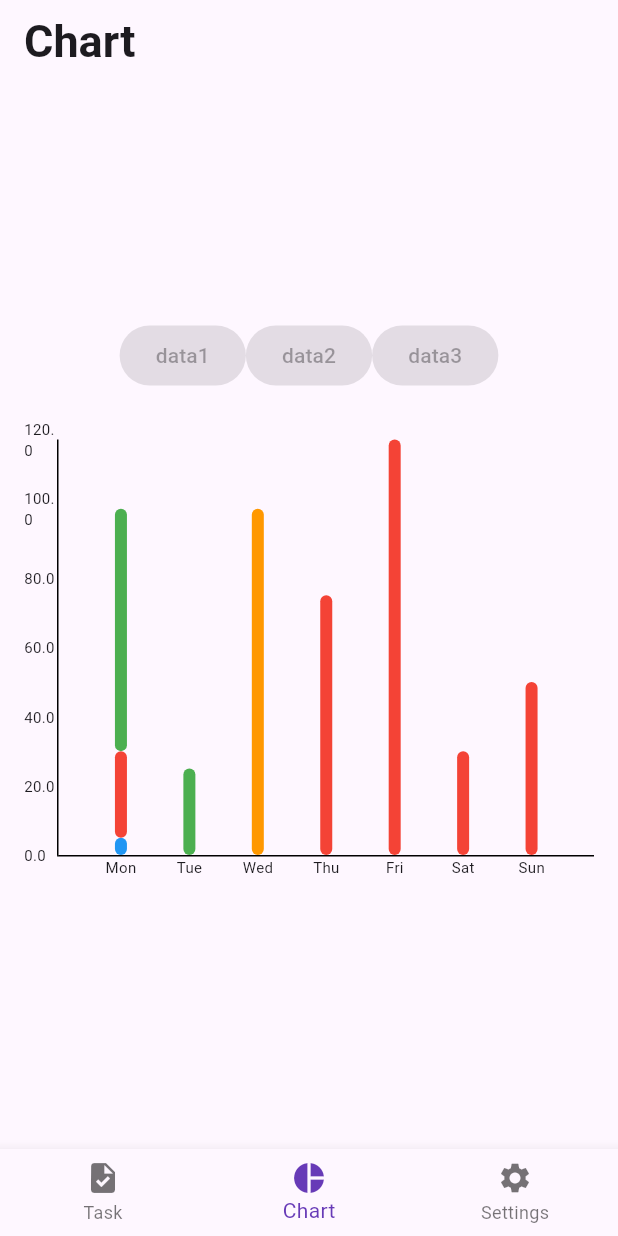
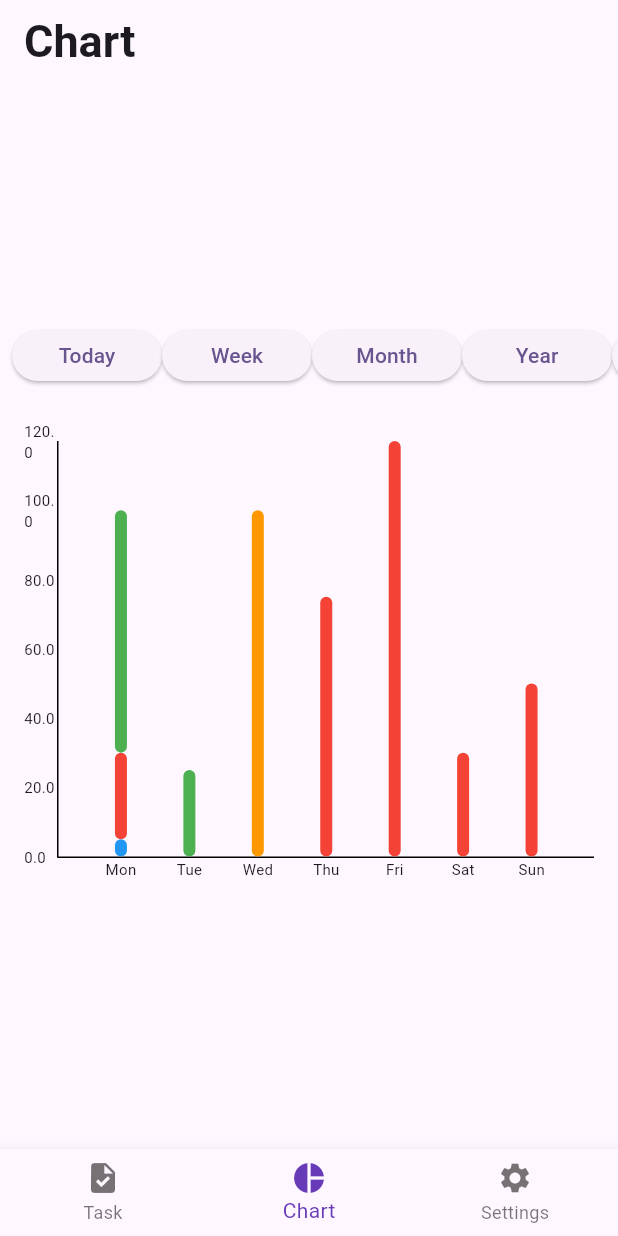
Before and after one commit to liulichen0603/daily-completion, a Flutter app: the screen it shows after launch, item 2 of the bottom bar chosen, on a phone screen of 412 x 824 dp. Run offline on Flutter 3.47's test engine with Material 3 defaults, Android fonts, the light colour scheme and no system bars; drawn by our look-alikes of fl_chart.

Commit message:
update impl for chart tab

```diff
--- a/lib/ui/chart_tab.dart
+++ b/lib/ui/chart_tab.dart
@@ -12,6 +12,8 @@ enum TimePeriodSelect {
   total,
 }
 
+typedef TimePeriodButtonCallback = void Function(TimePeriodSelect timePeriod);
+
 class ChartTab extends StatefulWidget {
   const ChartTab({super.key, required this.taskModelStorage});
 
@@ -22,16 +24,24 @@ class ChartTab extends StatefulWidget {
 }
 
 class _ChartTabState extends State<ChartTab> {
-  final TimePeriodSelect _timePeriodSelect = TimePeriodSelect.day;
+  TimePeriodSelect _timePeriodSelect = TimePeriodSelect.total;
+  TimePeriodButtonCallback _buttonCallback = (timePeriod) {};
+
+  @override
+  void initState() {
+    super.initState();
+    _buttonCallback = (timePeriod) {
+      setState(() {
+        _timePeriodSelect = timePeriod;
+      });
+    };
+  }
 
   Future<List<TaskInfo>> _readTaskList() async {
     return await widget.taskModelStorage.readTaskList();
   }
 
-  Future<List<int>> _getGroupData() async {
-    List<TaskInfo> taskList = await _readTaskList();
-    List<int> groupData = [];
-
+  Future<Map<int, List<TaskInfo>>> _getGroupData() async {
     Function dateComparison = <bool>(DateTime dt1, DateTime dt2) => true;
     switch (_timePeriodSelect) {
       case TimePeriodSelect.day:
@@ -52,26 +62,32 @@ class _ChartTabState extends State<ChartTab> {
     }
 
     DateTime now = DateTime.now();
+    List<TaskInfo> taskList = await _readTaskList();
+    Map<int, List<TaskInfo>> groupData = {};
 
-    taskList.forEach((task) {
+    for (var task in taskList) {
       if (dateComparison(now, task.createdTime)) {
-        groupData.add(task.id);
+        int catagoryId = task.catagory.id;
+        if (!groupData.containsKey(catagoryId)) {
+          groupData[catagoryId] = [];
+        }
+        groupData[catagoryId]!.add(task);
       }
-    });
+    }
 
     return groupData;
   }
 
   @override
   Widget build(BuildContext context) {
-    return const Column(
+    return Column(
       mainAxisAlignment: MainAxisAlignment.center,
       children: [
-        TimePeriodSelection(),
-        SizedBox(
+        TimePeriodSelection(onTimePeriodSelected: _buttonCallback),
+        const SizedBox(
           height: 16.0,
         ),
-        BarChartView(),
+        const BarChartView(),
       ],
     );
   }
@@ -80,26 +96,73 @@ class _ChartTabState extends State<ChartTab> {
 class TimePeriodSelection extends StatelessWidget {
   const TimePeriodSelection({
     super.key,
+    required this.onTimePeriodSelected,
   });
+
+  final TimePeriodButtonCallback onTimePeriodSelected;
 
   @override
   Widget build(BuildContext context) {
-    return const Row(
-      mainAxisAlignment: MainAxisAlignment.center,
-      children: [
-        ElevatedButton(
-          onPressed: null,
-          child: Text('data1'),
-        ),
-        ElevatedButton(
-          onPressed: null,
-          child: Text('data2'),
-        ),
-        ElevatedButton(
-          onPressed: null,
-          child: Text('data3'),
-        ),
-      ],
+    return SizedBox(
+      height: 50,
+      child: ListView(
+        scrollDirection: Axis.horizontal,
+        padding: const EdgeInsets.all(8),
+        children: <Widget>[
+          SelectTimePeriodButton(
+            onTimePeriodSelected: onTimePeriodSelected,
+            selectType: TimePeriodSelect.day,
+            buttonText: 'Today',
+          ),
+          SelectTimePeriodButton(
+            onTimePeriodSelected: onTimePeriodSelected,
+            selectType: TimePeriodSelect.week,
+            buttonText: 'Week',
+          ),
+          SelectTimePeriodButton(
+            onTimePeriodSelected: onTimePeriodSelected,
+            selectType: TimePeriodSelect.month,
+            buttonText: 'Month',
+          ),
+          SelectTimePeriodButton(
+            onTimePeriodSelected: onTimePeriodSelected,
+            selectType: TimePeriodSelect.year,
+            buttonText: 'Year',
+          ),
+          SelectTimePeriodButton(
+            onTimePeriodSelected: onTimePeriodSelected,
+            selectType: TimePeriodSelect.total,
+            buttonText: 'Total',
+          ),
+        ],
+      ),
+    );
+  }
+}
+
+class SelectTimePeriodButton extends StatelessWidget {
+  const SelectTimePeriodButton({
+    super.key,
+    required this.onTimePeriodSelected,
+    required this.selectType,
+    required this.buttonText,
+  });
+
+  final TimePeriodButtonCallback onTimePeriodSelected;
+  final TimePeriodSelect selectType;
+  final String buttonText;
+
+  @override
+  Widget build(BuildContext context) {
+    return SizedBox(
+      height: 40,
+      width: 100,
+      child: ElevatedButton(
+        onPressed: () {
+          onTimePeriodSelected(selectType);
+        },
+        child: Text(buttonText),
+      ),
     );
   }
 }
```
